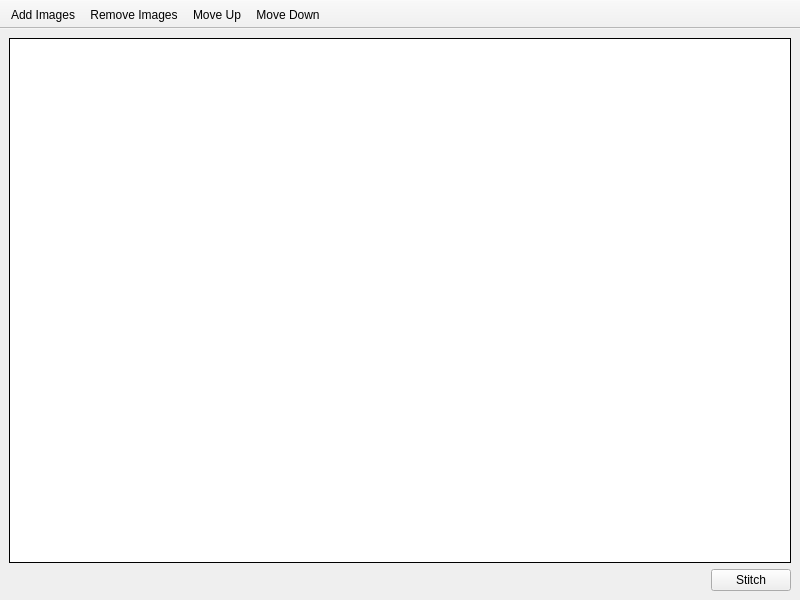
This is Src/quickstitchwindow.ui in Vivx701/QuickStitch as Qt 5 draws it before an edit. The edited form follows.
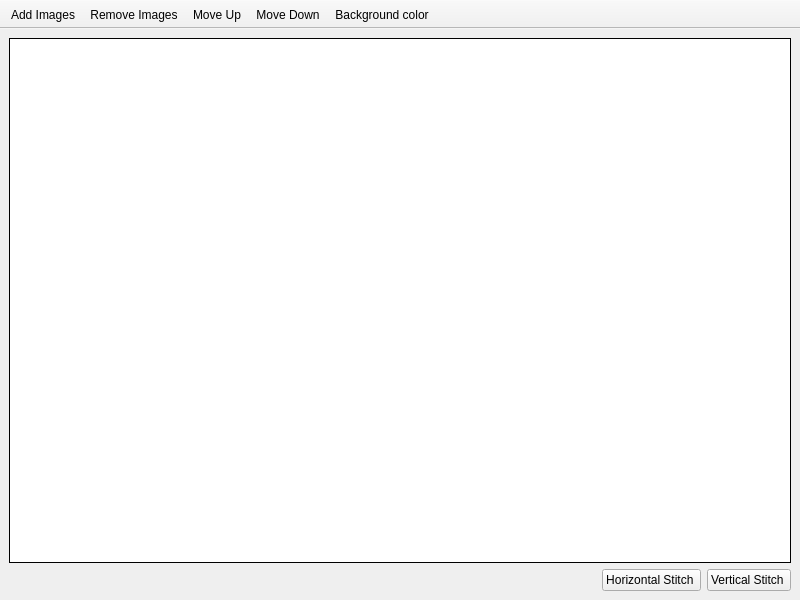
This is the edited form.

Commit message: changed stitch dialog

Patch:
```diff
--- a/Src/quickstitchwindow.ui
+++ b/Src/quickstitchwindow.ui
@@ -17,8 +17,6 @@
    <string>Quick Stitch</string>
   </property>
   <widget class="QWidget" name="centralwidget">
-   <layout class="QVBoxLayout" name="verticalLayout_2">
-    <item>
      <layout class="QVBoxLayout" name="verticalLayout">
       <item>
        <widget class="QListWidget" name="imageListWidget">
@@ -87,11 +85,16 @@
         <item>
          <widget class="QPushButton" name="stitchButton">
           <property name="text">
-           <string>Stitch</string>
+         <string>Horizontal Stitch </string>
           </property>
          </widget>
         </item>
-       </layout>
+      <item>
+       <widget class="QPushButton" name="vStitchButton">
+        <property name="text">
+         <string>Vertical Stitch </string>
+        </property>
+       </widget>
       </item>
      </layout>
     </item>
@@ -101,7 +104,7 @@
    <property name="minimumSize">
     <size>
      <width>0</width>
-     <height>40</height>
+     <height>0</height>
     </size>
    </property>
    <property name="contextMenuPolicy">
@@ -138,6 +141,7 @@
    <addaction name="actionRemoveImages"/>
    <addaction name="actionMoveUp"/>
    <addaction name="actionMoveDown"/>
+   <addaction name="actionBackground_color"/>
   </widget>
   <action name="actionAddImages">
    <property name="text">
@@ -171,6 +175,11 @@
     <string>move selecetd image to down</string>
    </property>
   </action>
+  <action name="actionBackground_color">
+   <property name="text">
+    <string>Background color</string>
+   </property>
+  </action>
  </widget>
  <resources/>
  <connections/>
```
Left out of the diff: 2 changed lines with no effect on the pictures. Lines whose indentation alone changed are shown as unchanged. The commit also changes 11 other files.
